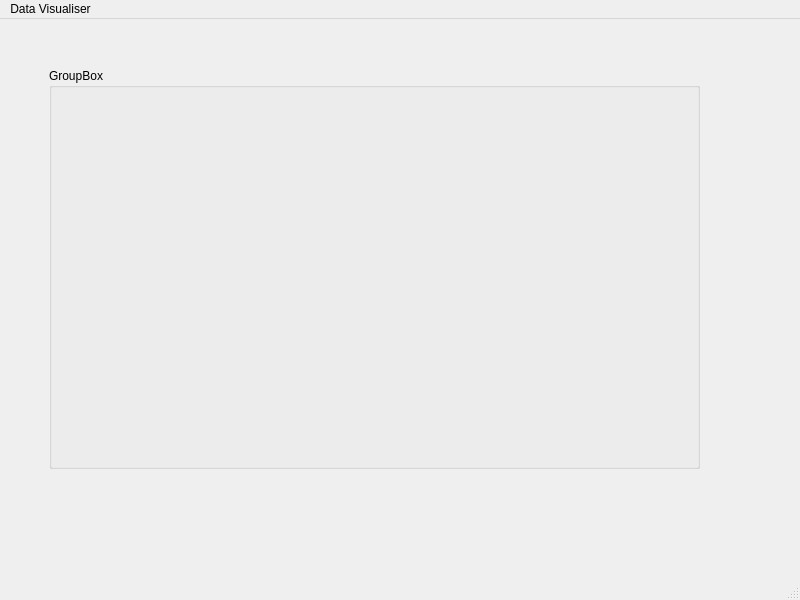
Before: the Qt Designer form testui.ui in EmperorYP7/Qt-UI-Test, drawn with Qt 5.
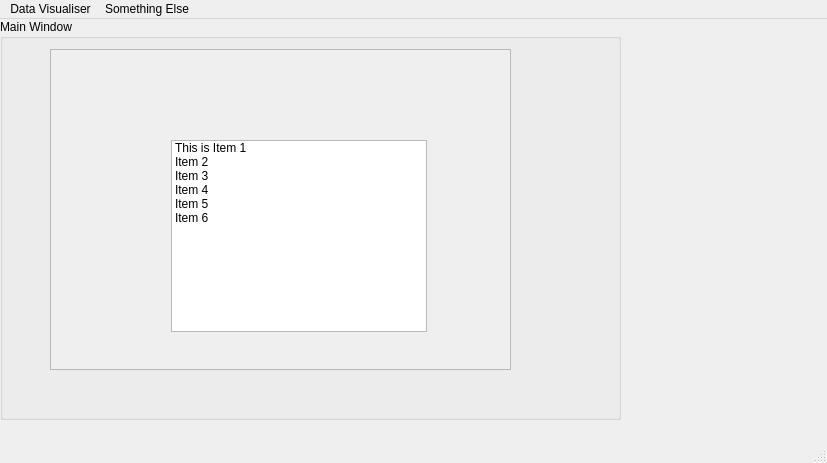
After: the same form once the commit is applied.

Patch:
```diff
--- a/testui.ui
+++ b/testui.ui
@@ -6,8 +6,8 @@
    <rect>
     <x>0</x>
     <y>0</y>
-    <width>800</width>
-    <height>600</height>
+    <width>827</width>
+    <height>463</height>
    </rect>
   </property>
   <property name="windowTitle">
@@ -17,15 +17,78 @@
    <widget class="QGroupBox" name="groupBox">
     <property name="geometry">
      <rect>
-      <x>49</x>
-      <y>49</y>
-      <width>651</width>
+      <x>0</x>
+      <y>0</y>
+      <width>621</width>
       <height>401</height>
      </rect>
     </property>
     <property name="title">
-     <string>GroupBox</string>
+     <string>Main Window</string>
     </property>
+    <widget class="QScrollArea" name="scrollArea">
+     <property name="geometry">
+      <rect>
+       <x>50</x>
+       <y>30</y>
+       <width>461</width>
+       <height>321</height>
+      </rect>
+     </property>
+     <property name="widgetResizable">
+      <bool>true</bool>
+     </property>
+     <widget class="QWidget" name="scrollAreaWidgetContents">
+      <property name="geometry">
+       <rect>
+        <x>0</x>
+        <y>0</y>
+        <width>459</width>
+        <height>319</height>
+       </rect>
+      </property>
+      <widget class="QListWidget" name="listWidget">
+       <property name="geometry">
+        <rect>
+         <x>120</x>
+         <y>90</y>
+         <width>256</width>
+         <height>192</height>
+        </rect>
+       </property>
+       <item>
+        <property name="text">
+         <string>This is Item 1</string>
+        </property>
+       </item>
+       <item>
+        <property name="text">
+         <string>Item 2</string>
+        </property>
+       </item>
+       <item>
+        <property name="text">
+         <string>Item 3</string>
+        </property>
+       </item>
+       <item>
+        <property name="text">
+         <string>Item 4</string>
+        </property>
+       </item>
+       <item>
+        <property name="text">
+         <string>Item 5</string>
+        </property>
+       </item>
+       <item>
+        <property name="text">
+         <string>Item 6</string>
+        </property>
+       </item>
+      </widget>
+     </widget>
+    </widget>
    </widget>
   </widget>
   <widget class="QMenuBar" name="menubar">
@@ -33,8 +96,8 @@
     <rect>
      <x>0</x>
      <y>0</y>
-     <width>800</width>
-     <height>22</height>
+     <width>827</width>
+     <height>24</height>
     </rect>
    </property>
    <widget class="QMenu" name="menuData_Visualiser">
@@ -42,7 +105,13 @@
      <string>Data Visualiser</string>
     </property>
    </widget>
+   <widget class="QMenu" name="menuSomething_Else">
+    <property name="title">
+     <string>Something Else</string>
+    </property>
+   </widget>
    <addaction name="menuData_Visualiser"/>
+   <addaction name="menuSomething_Else"/>
   </widget>
   <widget class="QStatusBar" name="statusbar"/>
  </widget>
```
